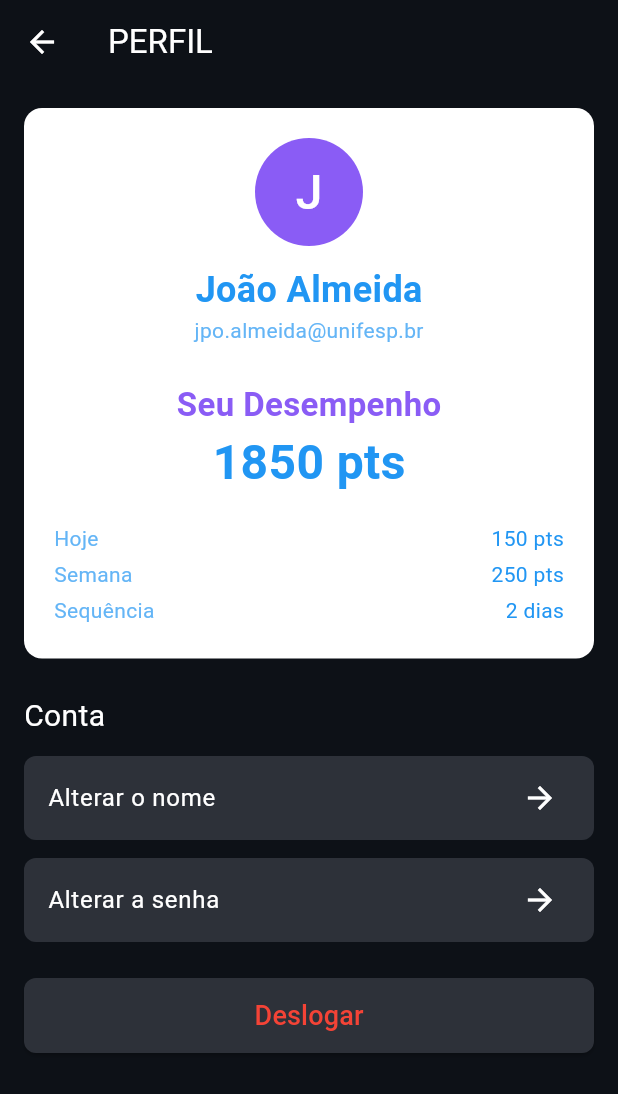
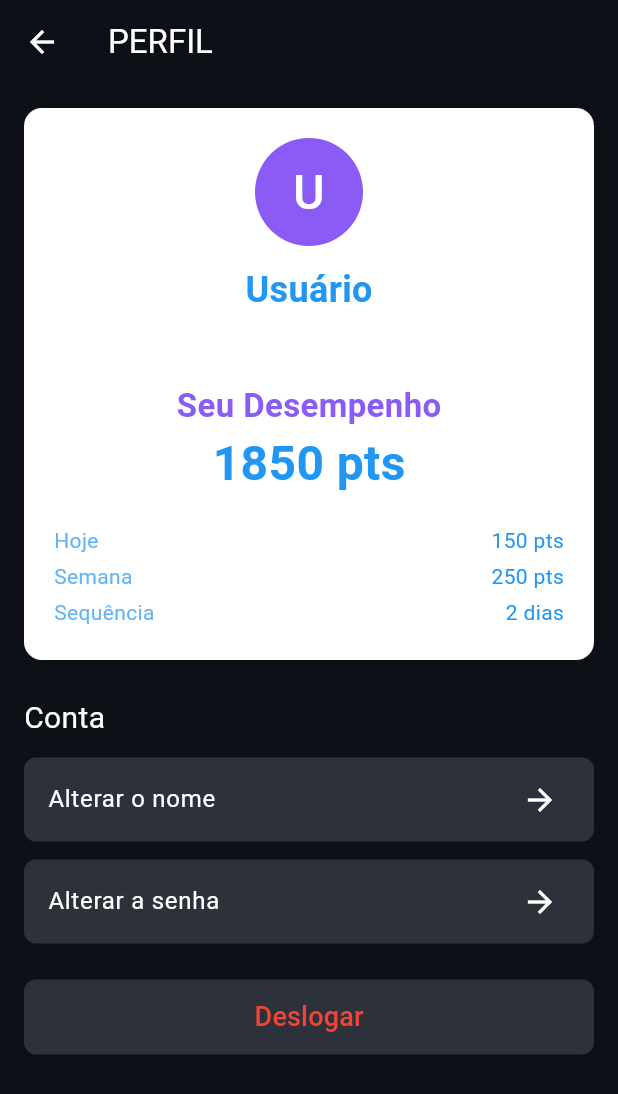
Before and after one commit to heitoroliveira75/EngSoftTrabalho_Personal_TrainerIA, a Flutter app: the ProfileScreen screen opened directly, on a phone screen of 412 x 824 dp. Shown: the top 1094 px of the screen. Run offline on Flutter 3.47's test engine with Material 3 defaults, Android fonts, the light colour scheme and no system bars.

Commit message:
Teste nome e email de usuario para perfil

```diff
--- a/lib/screens/profile_screen.dart
+++ b/lib/screens/profile_screen.dart
@@ -1,5 +1,6 @@
 import 'package:flutter/material.dart';
 
+import '../services/api_service.dart';
 import 'change_name_screen.dart';
 import 'change_password_screen.dart';
 
@@ -14,8 +15,8 @@ class _ProfileScreenState extends State<ProfileScreen> {
   // ===========================================================================
   // VARIÁVEIS DE DADOS (Substitua no futuro pelos dados vindos do banco de dados)
   // ===========================================================================
-  String nomeUsuario = 'João Almeida';
-  String emailUsuario = 'jpo.almeida@unifesp.br';
+  final nomeUsuario = ApiService().usuarioLogado?['user_metadata']?['nome'] ?? 'Usuário';
+  final emailUsuario = ApiService().usuarioLogado?['email'] ?? '';
   int pontosTotais = 1850;
   int pontosHoje = 150;
   int pontosSemana = 250;
```
